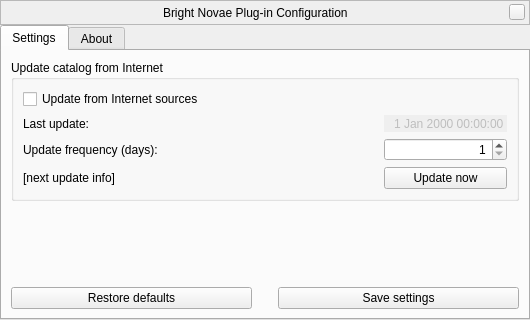
Old version of the form plugins/Novae/src/gui/novaeDialog.ui in the repository Stellarium/stellarium.
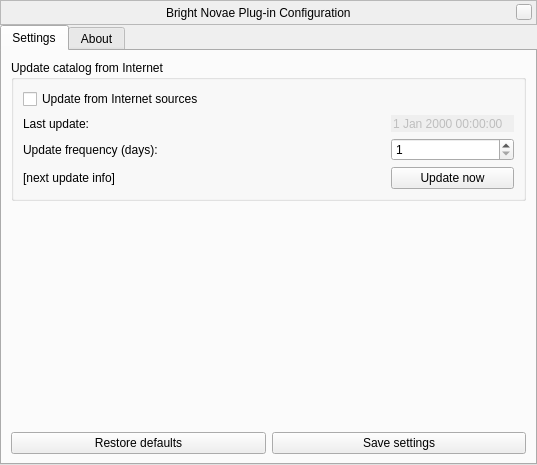
New version of the form. Custom widgets are drawn as their Qt base class.

Diff of the .ui file:
```diff
--- a/plugins/Novae/src/gui/novaeDialog.ui
+++ b/plugins/Novae/src/gui/novaeDialog.ui
@@ -6,8 +6,8 @@
    <rect>
     <x>0</x>
     <y>0</y>
-    <width>530</width>
-    <height>320</height>
+    <width>537</width>
+    <height>465</height>
    </rect>
   </property>
   <property name="windowTitle">
@@ -181,9 +181,6 @@
               <property name="frame">
                <bool>false</bool>
               </property>
-              <property name="alignment">
-               <set>Qt::AlignRight|Qt::AlignTrailing|Qt::AlignVCenter</set>
-              </property>
               <property name="buttonSymbols">
                <enum>QAbstractSpinBox::NoButtons</enum>
               </property>
@@ -198,9 +195,6 @@
             </item>
             <item row="1" column="2">
              <widget class="QSpinBox" name="updateFrequencySpinBox">
-              <property name="alignment">
-               <set>Qt::AlignRight|Qt::AlignTrailing|Qt::AlignVCenter</set>
-              </property>
               <property name="minimum">
                <number>1</number>
               </property>
@@ -272,22 +266,6 @@
            </property>
           </widget>
          </item>
-         <item>
-          <spacer name="horizontalSpacer_2">
-           <property name="orientation">
-            <enum>Qt::Horizontal</enum>
-           </property>
-           <property name="sizeType">
-            <enum>QSizePolicy::Fixed</enum>
-           </property>
-           <property name="sizeHint" stdset="0">
-            <size>
-             <width>20</width>
-             <height>20</height>
-            </size>
-           </property>
-          </spacer>
-         </item>
          <item>
           <widget class="QPushButton" name="saveSettingsButton">
            <property name="sizePolicy">
```
